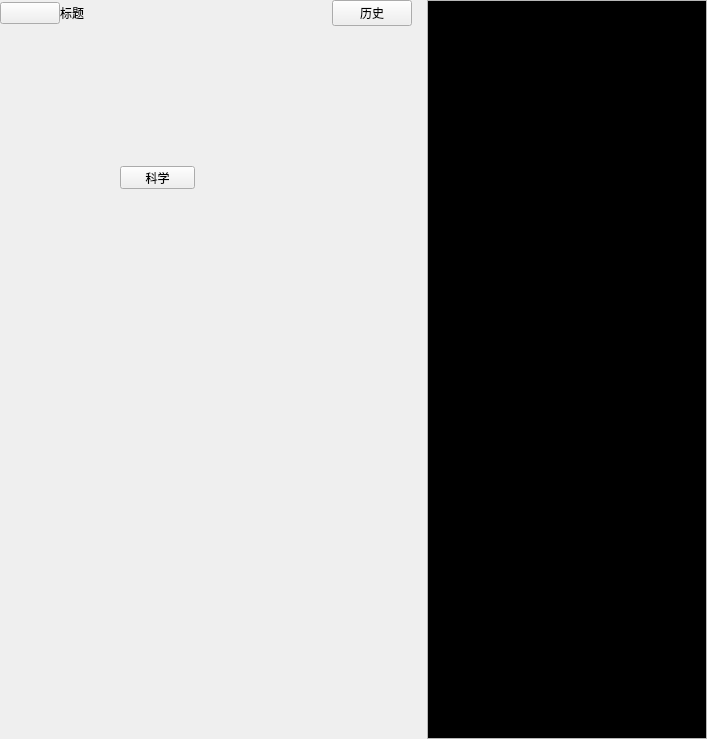
First picture: the form in src/MainWin.ui, repository yxingqin/CulcaMaid, before the edit.
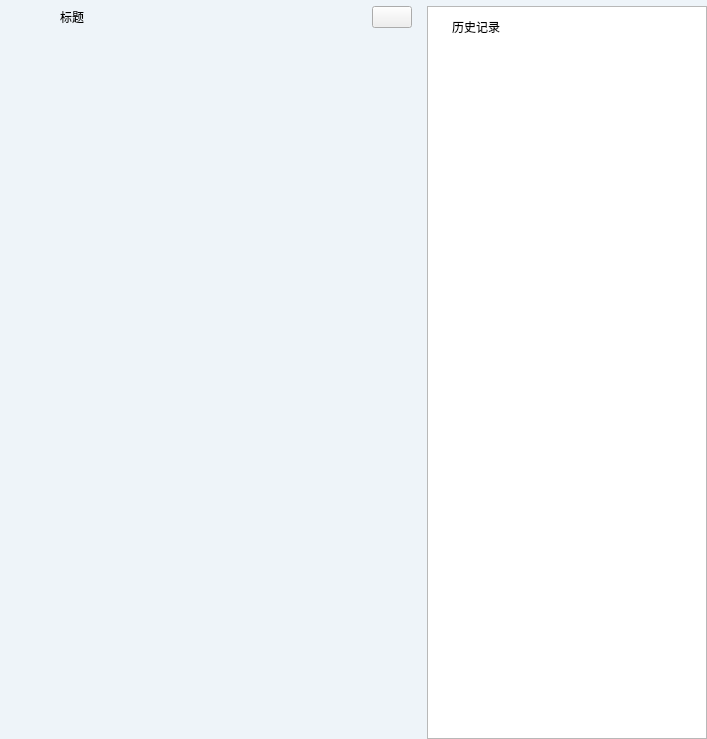
Second picture: the form after the edit. Icons and pictures are not drawn. Custom widgets are drawn as their Qt base class.

```diff
--- a/src/MainWin.ui
+++ b/src/MainWin.ui
@@ -26,9 +26,13 @@
    <string>MainWin</string>
   </property>
   <property name="styleSheet">
-   <string notr="true">QFrame#frame {
-margin:0;
-padding:0;
+   <string notr="true">#MainWin {
+background-color:#eef4f9;
+}
+
+#btn_popMune {
+background: transparent;
+border:none;
 }</string>
   </property>
   <widget class="QWidget" name="centralwidget">
@@ -40,7 +44,7 @@
      <number>0</number>
     </property>
     <property name="topMargin">
-     <number>0</number>
+     <number>6</number>
     </property>
     <property name="rightMargin">
      <number>0</number>
@@ -96,13 +100,19 @@
         <item>
          <widget class="QPushButton" name="btn_history">
           <property name="text">
-           <string>历史</string>
+           <string/>
           </property>
           <property name="icon">
            <iconset>
             <selectedon>:/res/icon/history.png</selectedon>
            </iconset>
           </property>
+          <property name="iconSize">
+           <size>
+            <width>25</width>
+            <height>25</height>
+           </size>
+          </property>
          </widget>
         </item>
         <item>
@@ -135,37 +145,83 @@
          <string notr="true"/>
         </property>
         <property name="currentIndex">
-         <number>1</number>
+         <number>0</number>
         </property>
+        <widget class="QWidget" name="page_main0">
+         <property name="styleSheet">
+          <string notr="true">QLineEdit {
+	margin:5px 0;
+}
+
+QPushButton {
+margin:1px;
+min-height: 40px;
+min-width:40px;
+font-size:12px;
+text-align:center;
+
+border-top: 5px solid qlineargradient(y0:0, y1:1,stop: 0 #ececef, stop: 1 transparent);
+border-left: 5px solid qlineargradient(x0:0, x1:1,stop: 0 #ececef, stop: 1 transparent);
+ border-bottom: 5px solid qlineargradient(y0:0, y1:1,stop: 0 white, stop: 1  #D3D3D3);
+border-right: 5px solid qlineargradient(x0:0, x1:1,stop:  0 white, stop: 1 #D3D3D3);
+}</string>
+         </property>
+         <layout class="QVBoxLayout" name="verticalLayout_3">
+          <property name="spacing">
+           <number>0</number>
+          </property>
+          <property name="sizeConstraint">
+           <enum>QLayout::SetMaximumSize</enum>
+          </property>
+          <property name="leftMargin">
+           <number>0</number>
+          </property>
+          <property name="topMargin">
+           <number>0</number>
+          </property>
+          <property name="rightMargin">
+           <number>0</number>
+          </property>
+          <property name="bottomMargin">
+           <number>0</number>
+          </property>
+          <item>
+           <widget class="PageStandard" name="wdgStandard" native="true">
+            <property name="maximumSize">
+             <size>
+              <width>425</width>
+              <height>690</height>
+             </size>
+            </property>
+           </widget>
+          </item>
+         </layout>
+        </widget>
         <widget class="QWidget" name="page_main1">
-         <widget class="QPushButton" name="pushButton">
-          <property name="geometry">
-           <rect>
-            <x>170</x>
-            <y>280</y>
-            <width>75</width>
-            <height>23</height>
-           </rect>
-          </property>
-          <property name="text">
-           <string>标准</string>
-          </property>
-         </widget>
-        </widget>
-        <widget class="QWidget" name="page_main2">
-         <widget class="QPushButton" name="pushButton_2">
-          <property name="geometry">
-           <rect>
-            <x>120</x>
-            <y>140</y>
-            <width>75</width>
-            <height>23</height>
-           </rect>
-          </property>
-          <property name="text">
-           <string>科学</string>
-          </property>
-         </widget>
+         <property name="minimumSize">
+          <size>
+           <width>425</width>
+           <height>690</height>
+          </size>
+         </property>
+         <property name="maximumSize">
+          <size>
+           <width>425</width>
+           <height>690</height>
+          </size>
+         </property>
+         <layout class="QVBoxLayout" name="verticalLayout_4">
+          <item>
+           <widget class="PageDate" name="wdgData" native="true">
+            <property name="maximumSize">
+             <size>
+              <width>120</width>
+              <height>80</height>
+             </size>
+            </property>
+           </widget>
+          </item>
+         </layout>
         </widget>
        </widget>
       </item>
@@ -193,9 +249,12 @@
       </property>
       <widget class="QWidget" name="page_sub1">
        <property name="styleSheet">
-        <string notr="true">background-color:#000;</string>
+        <string notr="true">background:#FFF;</string>
        </property>
        <layout class="QVBoxLayout" name="verticalLayout">
+        <property name="topMargin">
+         <number>10</number>
+        </property>
         <item>
          <layout class="QHBoxLayout" name="horizontalLayout_2">
           <item>
@@ -253,6 +312,20 @@
    </layout>
   </widget>
  </widget>
+ <customwidgets>
+  <customwidget>
+   <class>PageStandard</class>
+   <extends>QWidget</extends>
+   <header>PageStandard/PageStandard.h</header>
+   <container>1</container>
+  </customwidget>
+  <customwidget>
+   <class>PageDate</class>
+   <extends>QWidget</extends>
+   <header>PageDate/PageDate.h</header>
+   <container>1</container>
+  </customwidget>
+ </customwidgets>
  <resources>
   <include location="../res.qrc"/>
  </resources>
```
